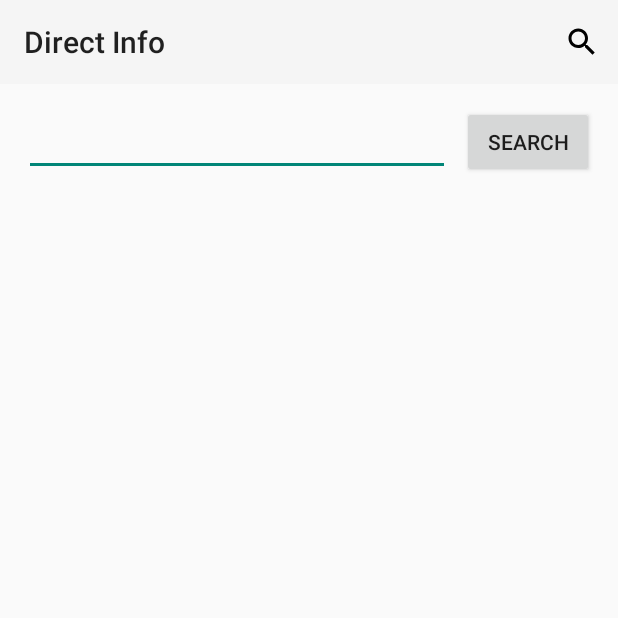
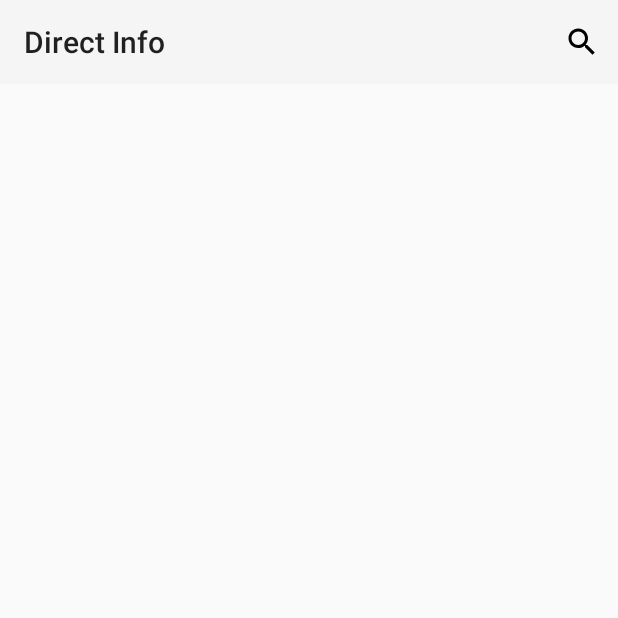
Before and after one commit to cfiamobility/directinfo, an Android app: the SearchActivity screen opened directly, with no data from a screen before it, on a phone screen of 412 x 824 dp, the top half of it. Run offline under Robolectric (Android 15) with nearby library versions, the phone set to English and light mode, and no system bars.

Commit message:
rotate done

```diff
--- a/app/src/main/java/ca/gc/inspection/directinfo/SearchActivity.java
+++ b/app/src/main/java/ca/gc/inspection/directinfo/SearchActivity.java
@@ -1,7 +1,6 @@
 package ca.gc.inspection.directinfo;
 
 import android.annotation.SuppressLint;
-import android.app.Activity;
 import android.content.Intent;
 import android.database.Cursor;
 import android.database.sqlite.SQLiteDatabase;
@@ -9,15 +8,11 @@ import android.os.Bundle;
 import android.support.v7.widget.LinearLayoutManager;
 import android.support.v7.widget.RecyclerView;
 import android.support.v7.widget.Toolbar;
-import android.text.Editable;
-import android.text.TextWatcher;
 import android.util.Log;
 import android.view.Menu;
 import android.view.MenuInflater;
 import android.view.MenuItem;
 import android.view.View;
-import android.widget.Button;
-import android.widget.EditText;
 import android.widget.SearchView;
 import android.widget.TextView;
 import android.widget.Toast;
@@ -32,8 +27,6 @@ public class SearchActivity extends AppCompatActivity implements RecyclerItemCli
 
     private static final String TAG = "SearchActivity";
 
-    EditText input;
-    Button searchBtn;
     TextView resultCount;
 
     DirectInfoDbHelper dbHelper;
@@ -42,10 +35,9 @@ public class SearchActivity extends AppCompatActivity implements RecyclerItemCli
     RecyclerView recyclerView;
     DirectInfoAdapter adapter;
     ArrayList<Person> people;
-
-    //searchView widget
-    SearchView searchView ;
+    SearchView searchView;
     Toolbar toolbar;
+    String result_query;
 
     @Override
     protected void onCreate(Bundle savedInstanceState) {
@@ -53,8 +45,7 @@ public class SearchActivity extends AppCompatActivity implements RecyclerItemCli
         setContentView(R.layout.activity_search);
         initToolbar();
 
-        input = findViewById(R.id.searchEditText);
-        searchBtn = findViewById(R.id.searchBtn3);
+
         resultCount = findViewById(R.id.resultCountTv);
 
         dbHelper = new DirectInfoDbHelper(getApplicationContext());
@@ -65,37 +56,17 @@ public class SearchActivity extends AppCompatActivity implements RecyclerItemCli
         people = new ArrayList<>();
 
         adapter = new DirectInfoAdapter(people, getApplicationContext());
+        if (savedInstanceState != null) {
+            result_query = savedInstanceState.getString("userInput");
+            searchDatabase(result_query);
+        }
+
+
         recyclerView.setAdapter(adapter);
         recyclerView.setLayoutManager(new LinearLayoutManager(getApplicationContext()));
 
         recyclerView.addOnItemTouchListener(new RecyclerItemClickListener(this, recyclerView, this));
 
-
-        input.addTextChangedListener(new TextWatcher() {
-            @Override
-            public void beforeTextChanged(CharSequence charSequence, int i, int i1, int i2) {
-
-            }
-
-            @Override
-            public void onTextChanged(CharSequence charSequence, int i, int i1, int i2) {
-
-            }
-
-            @Override
-            public void afterTextChanged(Editable editable) {
-                searchDatabase(input.getText().toString());
-
-            }
-        });
-
-        searchBtn.setOnClickListener(new View.OnClickListener() {
-            @Override
-            public void onClick(View view) {
-                searchDatabase(input.getText().toString());
-
-            }
-        });
     }
 
     @SuppressLint("SetTextI18n")
@@ -141,7 +112,7 @@ public class SearchActivity extends AppCompatActivity implements RecyclerItemCli
         people.clear();
         resultCount.setText("Your search returned " + cursor.getCount() + " results");
         cursor.moveToFirst();
-        while(!cursor.isAfterLast()) {
+        while (!cursor.isAfterLast()) {
 
             Person person = new Person(
                     cursor.getString(1),
@@ -162,7 +133,7 @@ public class SearchActivity extends AppCompatActivity implements RecyclerItemCli
     @Override
     public void onItemClick(View view, int position) {
         Log.d(TAG, "onItemClick: starts");
-        Toast.makeText(SearchActivity.this, "Name: " +  adapter.getPerson(position).getName(), Toast.LENGTH_LONG).show();
+        Toast.makeText(SearchActivity.this, "Name: " + adapter.getPerson(position).getName(), Toast.LENGTH_LONG).show();
 
         Intent intent = new Intent(this, PersonDetails.class);
         intent.putExtra("PERSON", adapter.getPerson(position));
@@ -179,10 +150,14 @@ public class SearchActivity extends AppCompatActivity implements RecyclerItemCli
     @Override
     public boolean onCreateOptionsMenu(Menu menu) {
         MenuInflater menuInflater = getMenuInflater();
-        menuInflater.inflate(R.menu.menu_search,menu);
+        menuInflater.inflate(R.menu.menu_search, menu);
 
         MenuItem menuItem = menu.findItem(R.id.searchView);
-        searchView=(SearchView)menuItem.getActionView();
+        searchView = (SearchView) menuItem.getActionView();
+        searchView.onActionViewExpanded();
+        if (result_query != null) {
+            searchView.setQuery(result_query, false);
+        }
         searchView.setOnQueryTextListener(new SearchView.OnQueryTextListener() {
             @Override
             public boolean onQueryTextSubmit(String s) {
@@ -190,18 +165,33 @@ public class SearchActivity extends AppCompatActivity implements RecyclerItemCli
             }
 
             @Override
-            public boolean onQueryTextChange(String s) {
-                searchDatabase(s);
+            public boolean onQueryTextChange(String newText) {
+
+                result_query = newText;
+                searchDatabase(result_query);
+
+
+
                 return true;
             }
         });
         return true;
     }
+
     public void initToolbar() {
         toolbar = findViewById(R.id.toolbar);
         setSupportActionBar(toolbar);
 
 
+    }
+
+    @Override
+    protected void onSaveInstanceState(Bundle outState) {
+
+        outState.putString("userInput", result_query);
+        super.onSaveInstanceState(outState);
 
     }
+
+
 } // end of class
--- a/app/src/main/res/layout/activity_search.xml
+++ b/app/src/main/res/layout/activity_search.xml
@@ -27,30 +27,6 @@
 
         app:layout_constraintTop_toBottomOf="@id/toolbar">
 
-        <EditText
-            android:id="@+id/searchEditText"
-            android:layout_width="0dp"
-            android:layout_height="wrap_content"
-            android:layout_marginEnd="8dp"
-            android:layout_marginStart="16dp"
-            android:layout_marginTop="16dp"
-            android:ems="10"
-            android:inputType="textPersonName"
-            app:layout_constraintEnd_toStartOf="@+id/searchBtn3"
-            app:layout_constraintStart_toStartOf="parent"
-            app:layout_constraintTop_toTopOf="@id/constraintForWidgets"
-            tools:text="Search" />
-
-        <Button
-            android:id="@+id/searchBtn3"
-            android:layout_width="wrap_content"
-            android:layout_height="wrap_content"
-            android:layout_marginEnd="16dp"
-            android:text="SEARCH"
-            app:layout_constraintBottom_toBottomOf="@+id/searchEditText"
-            app:layout_constraintEnd_toEndOf="parent"
-            app:layout_constraintTop_toTopOf="@+id/searchEditText" />
-
         <TextView
             android:id="@+id/resultCountTv"
             android:layout_width="0dp"
@@ -60,7 +36,7 @@
             android:layout_marginTop="16dp"
             app:layout_constraintEnd_toEndOf="parent"
             app:layout_constraintStart_toStartOf="@id/constraintForWidgets"
-            app:layout_constraintTop_toBottomOf="@+id/searchEditText"
+            app:layout_constraintTop_toTopOf="parent"
             tools:text="TextView" />
 
         <android.support.v7.widget.RecyclerView
```
